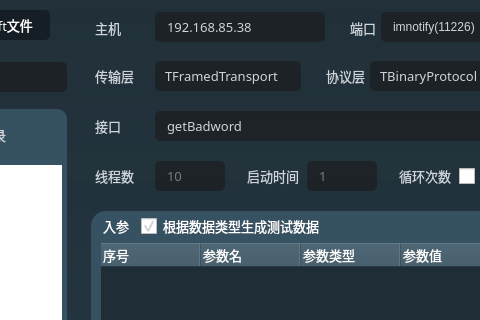
This is module_thrift/thriftwidget.ui in HuaGouFdog/Fdog-Kit as Qt 5 draws it before an edit; both pictures show x 225 to 705 and y 0 to 320 of the 1372 by 701 pixel window. The edited form follows.
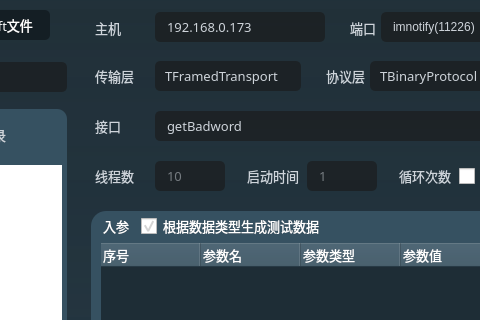
This is the edited form. Icons and pictures are not drawn.

Commit message: thrift模块:修复json解析异常问题

What changed in the file:
```diff
--- a/module_thrift/thriftwidget.ui
+++ b/module_thrift/thriftwidget.ui
@@ -899,7 +899,7 @@
 }</string>
             </property>
             <property name="text">
-             <string>192.168.85.38</string>
+             <string>192.168.0.173</string>
             </property>
             <property name="placeholderText">
              <string>172.16.8.154</string>
```
Left out of the diff: 2 changed lines with no effect on the pictures. The commit also changes 2 other files.
